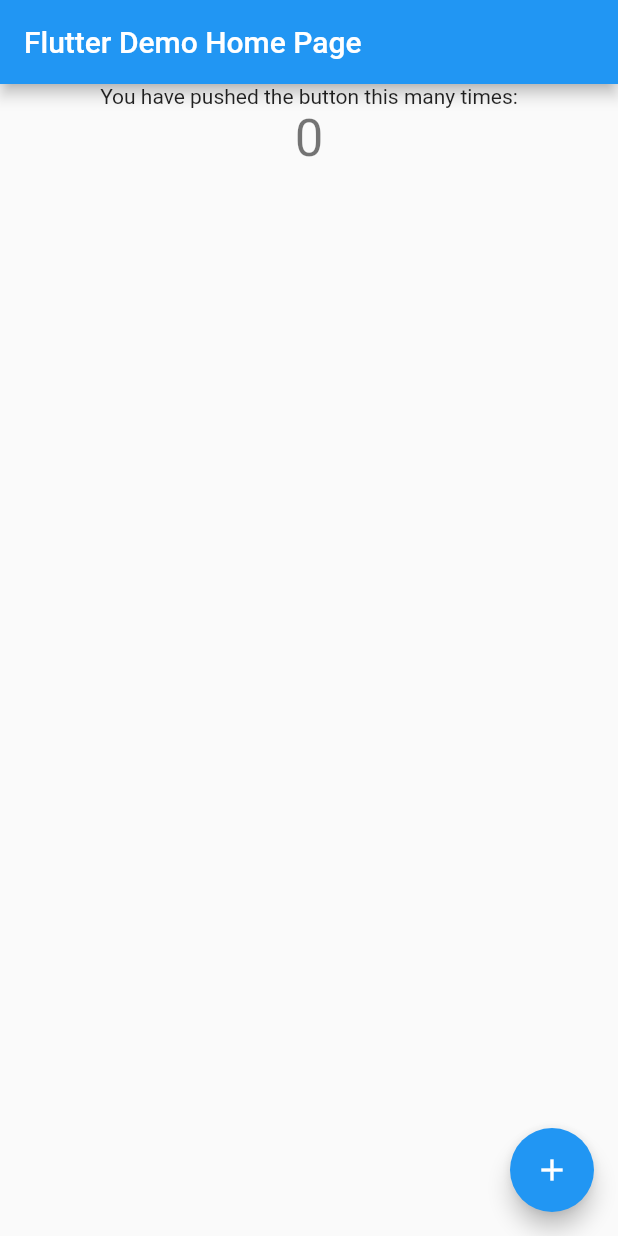
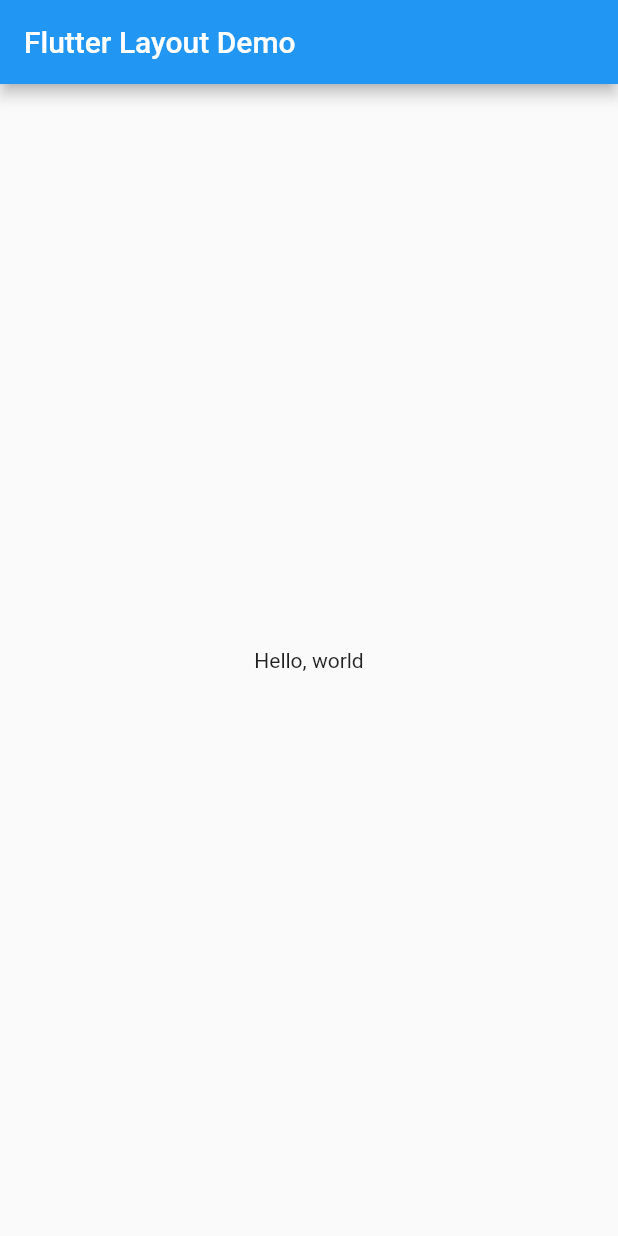
Before and after one commit to sunmTree/FlutterDemo, a Flutter app: the screen it shows after launch, on a phone screen of 412 x 824 dp. Run offline on Flutter 3.47's test engine with Material 2 defaults, Android fonts, the phone set to English and light mode, and no system bars.

Commit message:
layout demo for flutter

```diff
--- /dev/null
+++ b/lib/layout_demo.dart
@@ -0,0 +1,19 @@
+import 'package:flutter/material.dart';
+
+class LayoutApp extends StatelessWidget {
+  @override
+  Widget build(BuildContext context) {
+    return MaterialApp(
+      title: 'Flutter Layout Demo',
+      home: Scaffold(
+        appBar: AppBar(
+          title: Text('Flutter Layout Demo'),
+        ),
+        body: Center(
+          child: Text('Hello, world')
+        ),
+      ),
+    );
+  }
+
+}
--- a/lib/main.dart
+++ b/lib/main.dart
@@ -1,6 +1,7 @@
 import 'package:flutter/material.dart';
+import 'package:flutterapp/layout_demo.dart';
 
-void main() => runApp(MyApp());
+void main() => runApp(LayoutApp());
 
 class MyApp extends StatelessWidget {
   // This widget is the root of your application.
```
Also changed, not shown: lib/f_layout.dart (deleted).
